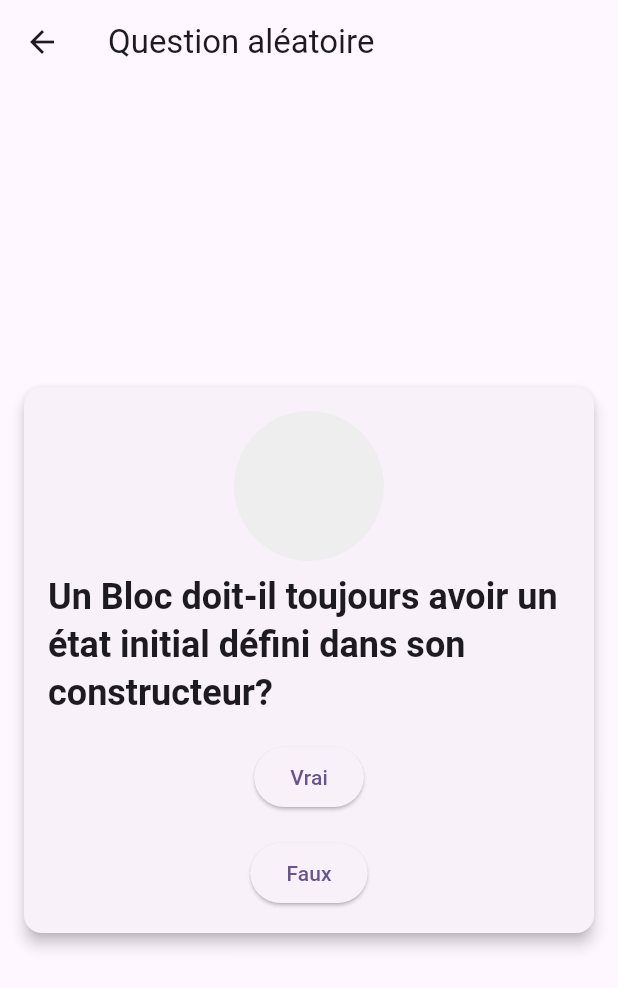
After one commit to Shyrogan/flutter-tp-2, a Flutter app: the screen it shows after launch, after a tap on "Questionnaire sur les Blocs", on a phone screen of 412 x 824 dp. The commit adds this screen. Shown: the top 988 px of the screen. Run offline on Flutter 3.47's test engine with Material 3 defaults, Android fonts, the phone set to English and light mode, and no system bars; our stand-ins replace flutter_bloc, font_awesome_flutter, transparent_image, weather.

Commit message:
ref(codebase): following instructions from subject

```diff
--- /dev/null
+++ b/lib/data/models/question.dart
@@ -0,0 +1,27 @@
+import 'package:flutter/material.dart';
+
+class Question {
+  String questionText;
+  bool isCorrect;
+
+  Question({required this.questionText, required this.isCorrect});
+}
+
+class ProviderQuestionnaireModel extends ChangeNotifier {
+  final String? image;
+  final List<Question> questions;
+  late Question _current;
+
+  ProviderQuestionnaireModel({required this.questions, this.image}) {
+    _current = questions.first;
+  }
+
+  Question current() {
+    return _current;
+  }
+
+  void next() {
+    _current = questions[(questions.indexOf(_current) + 1) % questions.length];
+    notifyListeners();
+  }
+}
--- a/lib/main.dart
+++ b/lib/main.dart
@@ -1,9 +1,10 @@
 import 'package:flutter/material.dart';
 import 'package:flutter_bloc/flutter_bloc.dart';
 import 'package:provider/provider.dart';
-import 'package:tp2/bloc.dart';
-import 'package:tp2/provider.dart';
-import 'package:tp2/question.dart';
+import 'package:tp2/business_logic/bloc/question.dart';
+import 'package:tp2/data/models/question.dart';
+import 'package:tp2/presentation/widgets/questionnaire_bloc.dart';
+import 'package:tp2/presentation/widgets/questionnaire_provider.dart';
 import 'package:tp2/weather.dart';
 
 void main() {
@@ -26,48 +27,52 @@ class MyApp extends StatelessWidget {
         '/': (context) => const Home(),
         '/quizz/providers': (context) => ChangeNotifierProvider(
             create: (context) => ProviderQuestionnaireModel(questions: [
-            Question(questionText: "Lorsqu'on utilise ChangeNotifier avec Provider, est-il nécessaire d'appeler notifyListeners() après chaque modification d'état?",
-              isCorrect: true
-            ),
-            Question(questionText: "Un Consumer peut-il écouter plusieurs Providers simultanément?",
-              isCorrect: false
-            ),
-            Question(questionText: "Le widget Provider.of<T>(context) déclenche-t-il automatiquement une reconstruction quand les données changent?",
-              isCorrect: false
-            ),
-            Question(questionText: "ChangeNotifierProvider est-il le seul type de Provider disponible dans le package provider?",
-              isCorrect: false
-            ),
-            Question(questionText: "Est-il possible d'utiliser Provider pour gérer l'état global de l'application sans utiliser InheritedWidget directement?",
-              isCorrect: true
-            ),
+                  Question(
+                      questionText:
+                          "Lorsqu'on utilise ChangeNotifier avec Provider, est-il nécessaire d'appeler notifyListeners() après chaque modification d'état?",
+                      isCorrect: true),
+                  Question(
+                      questionText:
+                          "Un Consumer peut-il écouter plusieurs Providers simultanément?",
+                      isCorrect: false),
+                  Question(
+                      questionText:
+                          "Le widget Provider.of<T>(context) déclenche-t-il automatiquement une reconstruction quand les données changent?",
+                      isCorrect: false),
+                  Question(
+                      questionText:
+                          "ChangeNotifierProvider est-il le seul type de Provider disponible dans le package provider?",
+                      isCorrect: false),
+                  Question(
+                      questionText:
+                          "Est-il possible d'utiliser Provider pour gérer l'état global de l'application sans utiliser InheritedWidget directement?",
+                      isCorrect: true),
                 ]),
-          child: const ProviderQuestionnaireWidget()
-        ),
+            child: const ProviderQuestionnaireWidget()),
         '/quizz/bloc': (context) => BlocProvider(
               create: (_) => QuestionCubit(questions: [
                 Question(
-              questionText: "Un Bloc doit-il toujours avoir un état initial défini dans son constructeur?",
-              isCorrect: true
-            ),
+                    questionText:
+                        "Un Bloc doit-il toujours avoir un état initial défini dans son constructeur?",
+                    isCorrect: true),
                 Question(
-              questionText: "Les événements dans BLoC peuvent-ils être modifiés après leur émission?",
-              isCorrect: false
-            ),
+                    questionText:
+                        "Les événements dans BLoC peuvent-ils être modifiés après leur émission?",
+                    isCorrect: false),
                 Question(
-              questionText: "Est-il possible d'avoir plusieurs Blocs qui écoutent le même événement?",
-              isCorrect: true
-            ),
+                    questionText:
+                        "Est-il possible d'avoir plusieurs Blocs qui écoutent le même événement?",
+                    isCorrect: true),
                 Question(
-              questionText: "Le BlocBuilder se reconstruit-il automatiquement à chaque émission d'état?",
-              isCorrect: true
-            ),
+                    questionText:
+                        "Le BlocBuilder se reconstruit-il automatiquement à chaque émission d'état?",
+                    isCorrect: true),
                 Question(
-              questionText: "Dans un Bloc, peut-on émettre plusieurs états dans un seul événement?",
-              isCorrect: true
-            ),
+                    questionText:
+                        "Dans un Bloc, peut-on émettre plusieurs états dans un seul événement?",
+                    isCorrect: true),
               ]),
-          child: const QuestionBloc(),
+              child: const QuestionBlocWidget(),
             ),
         '/weather': (context) => const WeatherWidget()
       },
@@ -76,28 +81,30 @@ class MyApp extends StatelessWidget {
 }
 
 class Home extends StatelessWidget {
-  const Home({ super.key });
+  const Home({super.key});
 
   @override
   Widget build(BuildContext context) {
     return Scaffold(
         body: Center(
       child: Column(children: [
+        const SizedBox(height: 32),
         const Text("Bienvenue, que souhaitez-vous faire?"),
         ElevatedButton(
           child: const Text("Questionnaire sur les Providers"),
           onPressed: () => Navigator.of(context).pushNamed("/quizz/providers"),
         ),
+        const SizedBox(height: 8),
         ElevatedButton(
           child: const Text("Questionnaire sur les Blocs"),
           onPressed: () => Navigator.of(context).pushNamed("/quizz/bloc"),
         ),
+        const SizedBox(height: 8),
         ElevatedButton(
-            child: const Text("Questionnaire sur les Blocs"),
+          child: const Text("Météo"),
           onPressed: () => Navigator.of(context).pushNamed("/weather"),
         )
       ]),
-      )
-    );
+    ));
   }
 }
--- /dev/null
+++ b/lib/presentation/widgets/questionnaire_bloc.dart
@@ -0,0 +1,60 @@
+import 'package:flutter/material.dart';
+import 'package:flutter_bloc/flutter_bloc.dart';
+import 'package:tp2/business_logic/bloc/question.dart';
+import 'package:tp2/data/models/question.dart';
+import 'package:transparent_image/transparent_image.dart';
+
+class QuestionBlocWidget extends StatelessWidget {
+  const QuestionBlocWidget({super.key});
+
+  @override
+  Widget build(BuildContext context) {
+    return BlocBuilder<QuestionCubit, Question>(
+        builder: (context, state) => Scaffold(
+            appBar: AppBar(title: const Text("Question aléatoire")),
+            body: Center(
+                child: Card(
+                    margin: const EdgeInsets.all(16.0),
+                    elevation: 4.0,
+                    child: Padding(
+                        padding: const EdgeInsets.all(16.0),
+                        child: Column(
+                          mainAxisSize: MainAxisSize.min,
+                          children: [
+                            CircleAvatar(
+                              radius: 50,
+                              backgroundImage:
+                                  context.read<QuestionCubit>().image != null
+                                      ? NetworkImage(
+                                          context.read<QuestionCubit>().image!)
+                                      : MemoryImage(kTransparentImage),
+                              backgroundColor: Colors.grey.shade200,
+                            ),
+                            const SizedBox(height: 8),
+                            Text(
+                              state.questionText,
+                              style: Theme.of(context)
+                                  .textTheme
+                                  .headlineSmall
+                                  ?.copyWith(
+                                    fontWeight: FontWeight.bold,
+                                  ),
+                            ),
+                            const SizedBox(height: 16),
+                            ElevatedButton(
+                                child: const Text("Vrai"),
+                                onPressed: () => {
+                                      if (state.isCorrect)
+                                        context.read<QuestionCubit>().next()
+                                    }),
+                            const SizedBox(height: 16),
+                            ElevatedButton(
+                                child: const Text("Faux"),
+                                onPressed: () => {
+                                      if (!state.isCorrect)
+                                        context.read<QuestionCubit>().next()
+                                    })
+                          ],
+                        ))))));
+  }
+}
--- a/lib/question.dart
+++ /dev/null
@@ -1,9 +0,0 @@
-class Question {
-  String questionText;
-  bool isCorrect;
-
-  Question({
-    required this.questionText,
-    required this.isCorrect
-  });
-}
```
Also changed, not shown: lib/bloc.dart (deleted, +0 -66 lines), lib/business_logic/bloc/question.dart (added, +12 -0 lines), lib/presentation/widgets/questionnaire_provider.dart (added, +57 -0 lines), lib/provider.dart (deleted, +0 -72 lines), lib/weather.dart (+13 -12 lines), lib/data/providers/questionnaire.dart (added), 1 other file. Lines whose indentation alone changed are shown as unchanged.
